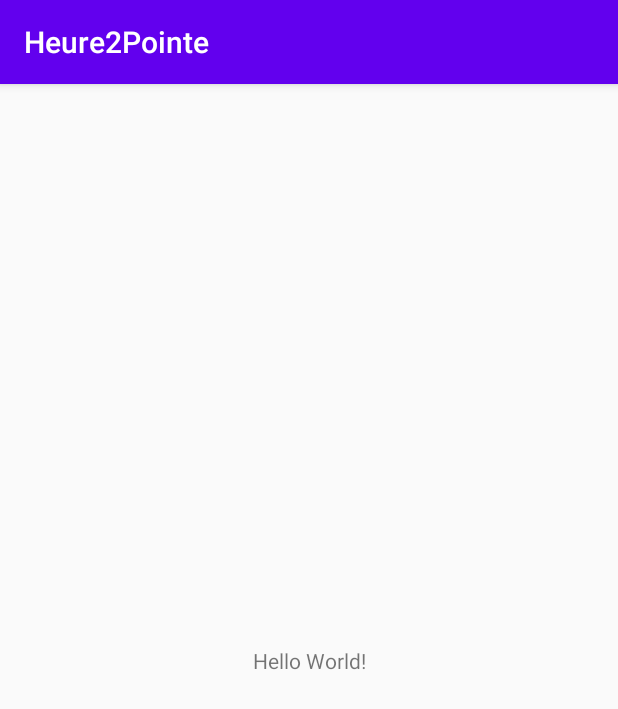
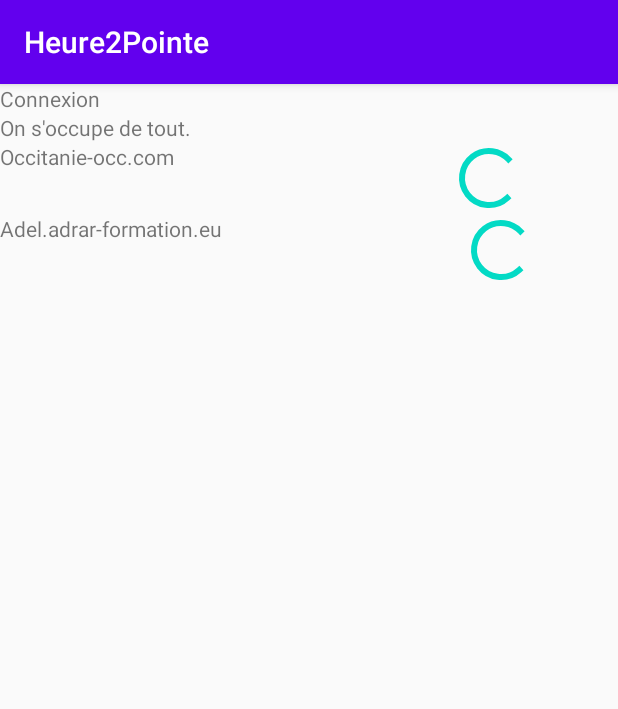
Before and after one commit to weelders/MyJx3-Project, an Android app: the screen it shows after launch (MainActivity), on a phone screen of 412 x 824 dp. Shown: the top 709 px of the screen. Run offline under Robolectric (Android 15) with nearby library versions, the phone set to English and light mode, and no system bars.

Commit message:
Début du design

```diff
--- a/Heure2Pointe/app/src/main/res/layout/activity_main.xml
+++ b/Heure2Pointe/app/src/main/res/layout/activity_main.xml
@@ -1,18 +1,68 @@
 <?xml version="1.0" encoding="utf-8"?>
-<androidx.constraintlayout.widget.ConstraintLayout xmlns:android="http://schemas.android.com/apk/res/android"
+<LinearLayout xmlns:android="http://schemas.android.com/apk/res/android"
     xmlns:app="http://schemas.android.com/apk/res-auto"
     xmlns:tools="http://schemas.android.com/tools"
     android:layout_width="match_parent"
     android:layout_height="match_parent"
+    android:orientation="vertical"
     tools:context=".MainActivity">
 
-    <TextView
-        android:layout_width="wrap_content"
+    <LinearLayout
+        android:layout_width="match_parent"
         android:layout_height="wrap_content"
-        android:text="Hello World!"
-        app:layout_constraintBottom_toBottomOf="parent"
-        app:layout_constraintLeft_toLeftOf="parent"
-        app:layout_constraintRight_toRightOf="parent"
-        app:layout_constraintTop_toTopOf="parent" />
+        android:orientation="vertical">
 
-</androidx.constraintlayout.widget.ConstraintLayout>
+        <TextView
+            android:id="@+id/tw_connexion"
+            android:layout_width="match_parent"
+            android:layout_height="wrap_content"
+            android:text="Connexion" />
+
+        <TextView
+            android:id="@+id/tw_2"
+            android:layout_width="match_parent"
+            android:layout_height="wrap_content"
+            android:text="On s'occupe de tout." />
+
+    </LinearLayout>
+
+    <LinearLayout
+        android:layout_width="match_parent"
+        android:layout_height="wrap_content"
+        android:orientation="horizontal">
+
+        <TextView
+            android:id="@+id/tw_occitanie1"
+            android:layout_width="wrap_content"
+            android:layout_height="wrap_content"
+            android:layout_weight="1"
+            android:text="Occitanie-occ.com" />
+
+        <ProgressBar
+            android:id="@+id/pb_1"
+            style="?android:attr/progressBarStyle"
+            android:layout_width="wrap_content"
+            android:layout_height="wrap_content"
+            android:layout_weight="1" />
+    </LinearLayout>
+
+    <LinearLayout
+        android:layout_width="match_parent"
+        android:layout_height="match_parent">
+
+        <TextView
+            android:id="@+id/tw_Adel"
+            android:layout_width="wrap_content"
+            android:layout_height="wrap_content"
+            android:layout_weight="1"
+            android:text="Adel.adrar-formation.eu" />
+
+        <ProgressBar
+            android:id="@+id/pb_2"
+            style="?android:attr/progressBarStyle"
+            android:layout_width="wrap_content"
+            android:layout_height="wrap_content"
+            android:layout_weight="1" />
+    </LinearLayout>
+
+</LinearLayout>
```
